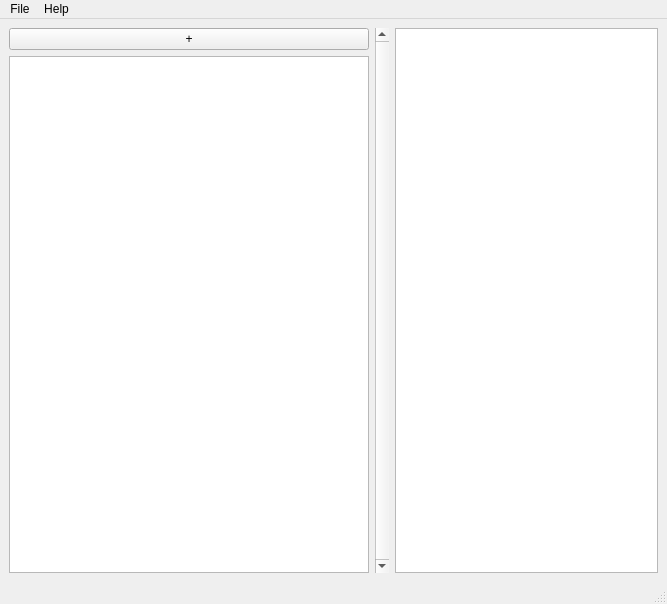
The window that roadr_editor/main.ui (Xalageus/roadr-editor) describes before a commit, drawn with Qt 5.
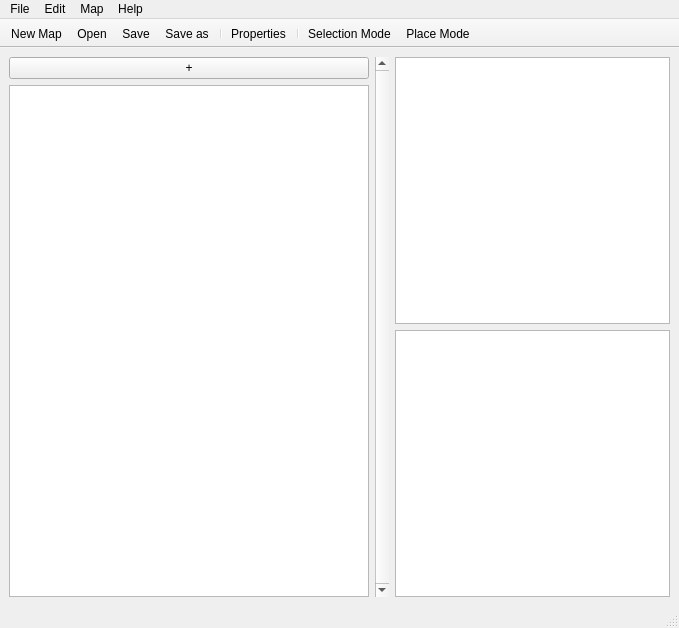
The same window after the commit. Custom widgets are drawn as their Qt base class.

The edit to the form file:
```diff
--- a/roadr_editor/main.ui
+++ b/roadr_editor/main.ui
@@ -6,8 +6,8 @@
    <rect>
     <x>0</x>
     <y>0</y>
-    <width>667</width>
-    <height>604</height>
+    <width>679</width>
+    <height>628</height>
    </rect>
   </property>
   <property name="windowTitle">
@@ -38,6 +38,15 @@
           <height>512</height>
          </size>
         </property>
+        <property name="mouseTracking">
+         <bool>true</bool>
+        </property>
+        <property name="alignment">
+         <set>Qt::AlignBottom|Qt::AlignLeading|Qt::AlignLeft</set>
+        </property>
+        <property name="resizeAnchor">
+         <enum>QGraphicsView::NoAnchor</enum>
+        </property>
        </widget>
       </item>
      </layout>
@@ -70,6 +79,9 @@
         </property>
        </widget>
       </item>
+      <item>
+       <widget class="QListWidget" name="listWidget_2"/>
+      </item>
      </layout>
     </item>
    </layout>
@@ -79,7 +91,7 @@
     <rect>
      <x>0</x>
      <y>0</y>
-     <width>667</width>
+     <width>679</width>
      <height>22</height>
     </rect>
    </property>
@@ -95,10 +107,55 @@
     </property>
     <addaction name="actionAbout"/>
    </widget>
+   <widget class="QMenu" name="menuMap">
+    <property name="title">
+     <string>Map</string>
+    </property>
+    <addaction name="actionProperties"/>
+   </widget>
+   <widget class="QMenu" name="menuEdit">
+    <property name="title">
+     <string>Edit</string>
+    </property>
+    <addaction name="actionCut"/>
+    <addaction name="actionCopy"/>
+    <addaction name="actionPaste"/>
+    <addaction name="separator"/>
+    <addaction name="actionAsset_Definitions"/>
+    <addaction name="actionSettings"/>
+   </widget>
    <addaction name="menuFile"/>
+   <addaction name="menuEdit"/>
+   <addaction name="menuMap"/>
    <addaction name="menuHelp"/>
   </widget>
   <widget class="QStatusBar" name="statusbar"/>
+  <widget class="QToolBar" name="toolBar">
+   <property name="contextMenuPolicy">
+    <enum>Qt::NoContextMenu</enum>
+   </property>
+   <property name="windowTitle">
+    <string>toolBar</string>
+   </property>
+   <property name="movable">
+    <bool>false</bool>
+   </property>
+   <attribute name="toolBarArea">
+    <enum>TopToolBarArea</enum>
+   </attribute>
+   <attribute name="toolBarBreak">
+    <bool>false</bool>
+   </attribute>
+   <addaction name="actionNew"/>
+   <addaction name="actionOpen"/>
+   <addaction name="actionSave"/>
+   <addaction name="actionSave_as"/>
+   <addaction name="separator"/>
+   <addaction name="actionProperties"/>
+   <addaction name="separator"/>
+   <addaction name="actionSelection_Mode"/>
+   <addaction name="actionPlace_Mode"/>
+  </widget>
   <action name="actionQuit">
    <property name="text">
     <string>Quit</string>
@@ -109,7 +166,91 @@
     <string>About</string>
    </property>
   </action>
+  <action name="actionSettings">
+   <property name="text">
+    <string>Settings...</string>
+   </property>
+  </action>
+  <action name="actionProperties">
+   <property name="text">
+    <string>Properties...</string>
+   </property>
+  </action>
+  <action name="actionAbout_Qt">
+   <property name="text">
+    <string>About Qt</string>
+   </property>
+  </action>
+  <action name="actionNew">
+   <property name="text">
+    <string>New Map</string>
+   </property>
+  </action>
+  <action name="actionOpen">
+   <property name="text">
+    <string>Open...</string>
+   </property>
+  </action>
+  <action name="actionSave">
+   <property name="text">
+    <string>Save</string>
+   </property>
+  </action>
+  <action name="actionSave_as">
+   <property name="text">
+    <string>Save as...</string>
+   </property>
+  </action>
+  <action name="actionSelection_Mode">
+   <property name="checkable">
+    <bool>true</bool>
+   </property>
+   <property name="text">
+    <string>Selection Mode</string>
+   </property>
+   <property name="toolTip">
+    <string>Selection Mode</string>
+   </property>
+  </action>
+  <action name="actionPlace_Mode">
+   <property name="checkable">
+    <bool>true</bool>
+   </property>
+   <property name="text">
+    <string>Place Mode</string>
+   </property>
+   <property name="toolTip">
+    <string>Place Mode</string>
+   </property>
+  </action>
+  <action name="actionCut">
+   <property name="text">
+    <string>Cut</string>
+   </property>
+  </action>
+  <action name="actionCopy">
+   <property name="text">
+    <string>Copy</string>
+   </property>
+  </action>
+  <action name="actionPaste">
+   <property name="text">
+    <string>Paste</string>
+   </property>
+  </action>
+  <action name="actionAsset_Definitions">
+   <property name="text">
+    <string>Asset Definitions...</string>
+   </property>
+  </action>
  </widget>
+ <customwidgets>
+  <customwidget>
+   <class>GraphicsTileView</class>
+   <extends>QGraphicsView</extends>
+   <header>roadr_editor/graphicsTileView</header>
+  </customwidget>
+ </customwidgets>
  <resources/>
  <connections/>
 </ui>
```
Left out of the diff: 25 changed lines with no effect on the pictures.
